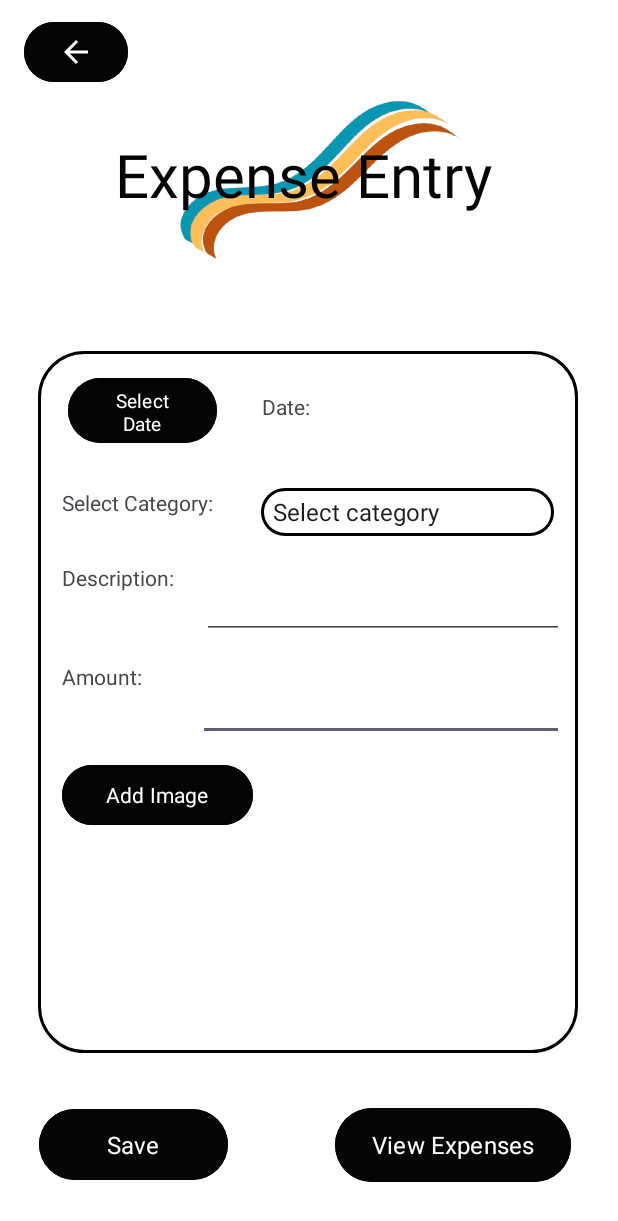
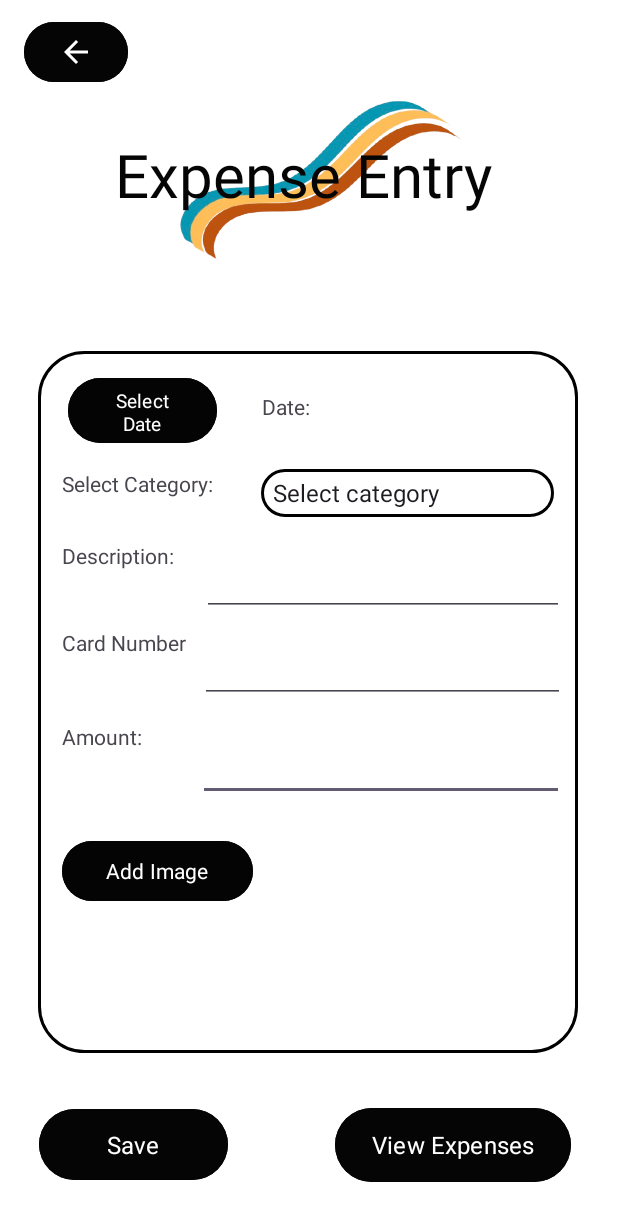
Before and after one commit to HishaamKraft/OPSCPOEPART3, an Android app: the Expenses screen opened directly, with no data from a screen before it, on a phone screen of 412 x 824 dp. Shown: the top 1221 px of the screen. Run offline under Robolectric (Android 15) with nearby library versions, the phone set to English and light mode, and no system bars; our stand-ins replace Firebase (no records; nobody signed in at launch, a user with empty details on screens opened directly); Roboto replaces fonts that are not available here.

Commit message:
Expenses page change

```diff
--- a/app/src/main/res/layout/activity_expenses.xml
+++ b/app/src/main/res/layout/activity_expenses.xml
@@ -53,15 +53,15 @@
 
         <ImageView
             android:id="@+id/img_Image2"
-            android:layout_width="193dp"
-            android:layout_height="169dp"
+            android:layout_width="189dp"
+            android:layout_height="129dp"
             android:visibility="invisible"
             app:layout_constraintBottom_toBottomOf="parent"
             app:layout_constraintEnd_toEndOf="parent"
-            app:layout_constraintHorizontal_bias="0.928"
+            app:layout_constraintHorizontal_bias="0.947"
             app:layout_constraintStart_toStartOf="parent"
             app:layout_constraintTop_toTopOf="parent"
-            app:layout_constraintVertical_bias="0.916"
+            app:layout_constraintVertical_bias="0.952"
             tools:srcCompat="@tools:sample/avatars" />
 
         <Button
@@ -76,7 +76,7 @@
             app:layout_constraintHorizontal_bias="0.068"
             app:layout_constraintStart_toStartOf="parent"
             app:layout_constraintTop_toTopOf="parent"
-            app:layout_constraintVertical_bias="0.647" />
+            app:layout_constraintVertical_bias="0.769" />
 
         <EditText
             android:id="@+id/edtAmount"
@@ -89,6 +89,7 @@
             app:layout_constraintHorizontal_bias="0.922"
             app:layout_constraintStart_toStartOf="parent"
             app:layout_constraintTop_toTopOf="parent"
+            app:layout_constraintVertical_bias="0.596"
             tools:ignore="SpeakableTextPresentCheck" />
 
         <TextView
@@ -101,7 +102,19 @@
             app:layout_constraintHorizontal_bias="0.058"
             app:layout_constraintStart_toStartOf="parent"
             app:layout_constraintTop_toTopOf="parent"
-            app:layout_constraintVertical_bias="0.469" />
+            app:layout_constraintVertical_bias="0.559" />
+
+        <TextView
+            android:id="@+id/txt_Amount_Label"
+            android:layout_width="87dp"
+            android:layout_height="25dp"
+            android:text="Card Number"
+            app:layout_constraintBottom_toBottomOf="parent"
+            app:layout_constraintEnd_toEndOf="parent"
+            app:layout_constraintHorizontal_bias="0.058"
+            app:layout_constraintStart_toStartOf="parent"
+            app:layout_constraintTop_toTopOf="parent"
+            app:layout_constraintVertical_bias="0.417" />
 
         <EditText
             android:id="@+id/edtDescription"
@@ -114,7 +127,7 @@
             app:layout_constraintHorizontal_bias="0.924"
             app:layout_constraintStart_toStartOf="parent"
             app:layout_constraintTop_toTopOf="parent"
-            app:layout_constraintVertical_bias="0.339"
+            app:layout_constraintVertical_bias="0.303"
             tools:ignore="SpeakableTextPresentCheck" />
 
         <TextView
@@ -127,7 +140,7 @@
             app:layout_constraintHorizontal_bias="0.058"
             app:layout_constraintStart_toStartOf="parent"
             app:layout_constraintTop_toTopOf="parent"
-            app:layout_constraintVertical_bias="0.32" />
+            app:layout_constraintVertical_bias="0.286" />
 
         <TextView
             android:id="@+id/txt_Category_Label2"
@@ -136,10 +149,10 @@
             android:text="Select Category:"
             app:layout_constraintBottom_toBottomOf="parent"
             app:layout_constraintEnd_toEndOf="parent"
-            app:layout_constraintHorizontal_bias="0.063"
+            app:layout_constraintHorizontal_bias="0.062"
             app:layout_constraintStart_toStartOf="parent"
             app:layout_constraintTop_toTopOf="parent"
-            app:layout_constraintVertical_bias="0.206" />
+            app:layout_constraintVertical_bias="0.178" />
 
         <Spinner
             android:id="@+id/spinner3"
@@ -148,10 +161,10 @@
             android:background="@drawable/boarder"
             app:layout_constraintBottom_toBottomOf="parent"
             app:layout_constraintEnd_toEndOf="parent"
-            app:layout_constraintHorizontal_bias="0.901"
+            app:layout_constraintHorizontal_bias="0.903"
             app:layout_constraintStart_toStartOf="parent"
             app:layout_constraintTop_toTopOf="parent"
-            app:layout_constraintVertical_bias="0.209"
+            app:layout_constraintVertical_bias="0.181"
             tools:ignore="TouchTargetSizeCheck" />
 
         <TextView
@@ -191,6 +204,20 @@
             app:layout_constraintStart_toStartOf="parent"
             app:layout_constraintTop_toTopOf="parent"
             app:layout_constraintVertical_bias="0.034" />
+
+        <EditText
+            android:id="@+id/editTextNumberDecimal"
+            android:layout_width="243dp"
+            android:layout_height="50dp"
+            android:layout_marginTop="4dp"
+            android:ems="10"
+            android:inputType="numberDecimal"
+            app:layout_constraintBottom_toTopOf="@+id/edtAmount"
+            app:layout_constraintEnd_toEndOf="parent"
+            app:layout_constraintHorizontal_bias="0.923"
+            app:layout_constraintStart_toStartOf="parent"
+            app:layout_constraintTop_toBottomOf="@+id/edtDescription"
+            app:layout_constraintVertical_bias="0.235" />
 
     </androidx.constraintlayout.widget.ConstraintLayout>
 
```
